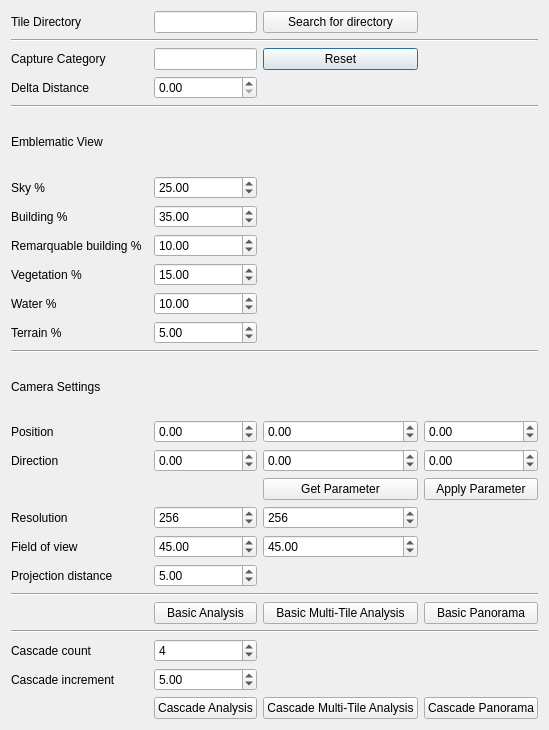
Before: the Qt Designer form ui/dialogVisibilite.ui in VCityTeam/3DUSE, drawn with Qt 5.
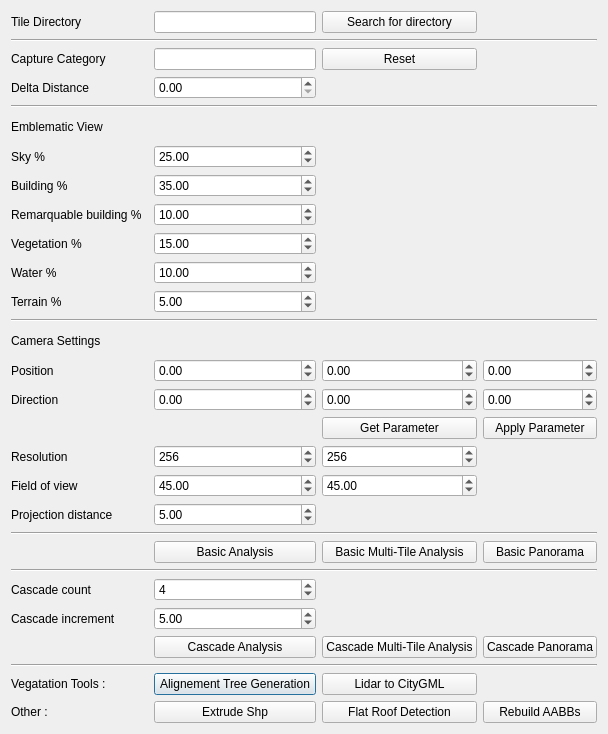
After: the same form once the commit is applied.

```diff
--- a/ui/dialogVisibilite.ui
+++ b/ui/dialogVisibilite.ui
@@ -6,14 +6,35 @@
    <rect>
     <x>0</x>
     <y>0</y>
-    <width>537</width>
-    <height>730</height>
+    <width>608</width>
+    <height>734</height>
    </rect>
   </property>
   <property name="windowTitle">
    <string>Visibilite</string>
   </property>
   <layout class="QGridLayout" name="gridLayout">
+   <item row="27" column="2">
+    <widget class="QPushButton" name="alignementTreeB">
+     <property name="text">
+      <string>Alignement Tree Generation</string>
+     </property>
+    </widget>
+   </item>
+   <item row="27" column="0" colspan="2">
+    <widget class="QLabel" name="label_19">
+     <property name="text">
+      <string>Vegatation Tools :</string>
+     </property>
+    </widget>
+   </item>
+   <item row="26" column="0" colspan="5">
+    <widget class="Line" name="line_6">
+     <property name="orientation">
+      <enum>Qt::Horizontal</enum>
+     </property>
+    </widget>
+   </item>
    <item row="2" column="3">
     <widget class="QPushButton" name="resetCatB">
      <property name="text">
@@ -453,6 +474,41 @@
    <item row="3" column="2">
     <widget class="QDoubleSpinBox" name="deltaDistanceSB"/>
    </item>
+   <item row="27" column="3">
+    <widget class="QPushButton" name="lidarToGMLB">
+     <property name="text">
+      <string>Lidar to CityGML</string>
+     </property>
+    </widget>
+   </item>
+   <item row="28" column="0">
+    <widget class="QLabel" name="label_20">
+     <property name="text">
+      <string>Other :</string>
+     </property>
+    </widget>
+   </item>
+   <item row="28" column="2">
+    <widget class="QPushButton" name="extrudeShpB">
+     <property name="text">
+      <string>Extrude Shp</string>
+     </property>
+    </widget>
+   </item>
+   <item row="28" column="3">
+    <widget class="QPushButton" name="flatRoofB">
+     <property name="text">
+      <string>Flat Roof Detection</string>
+     </property>
+    </widget>
+   </item>
+   <item row="28" column="4">
+    <widget class="QPushButton" name="rebuildBoxB">
+     <property name="text">
+      <string>Rebuild AABBs</string>
+     </property>
+    </widget>
+   </item>
   </layout>
  </widget>
  <resources/>
```
